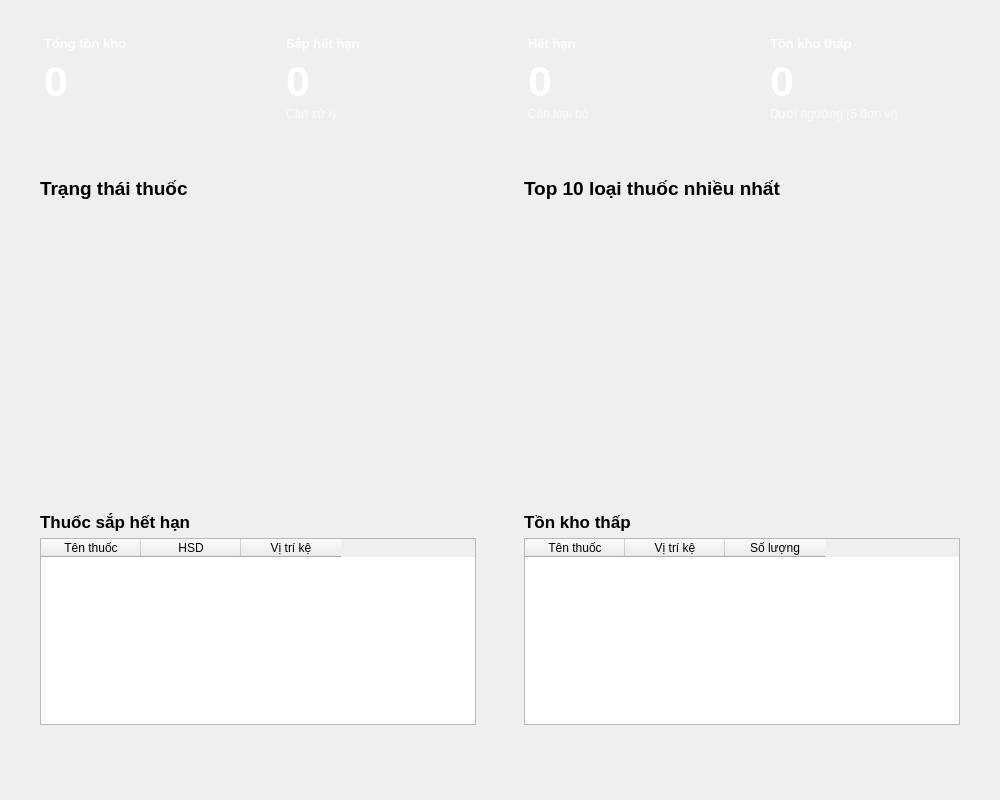
This is Ui Qt/dashboard.ui in Des1r3d/KiThuatLapTrinhNhom3 as Qt 5 draws it before an edit. The edited form follows.
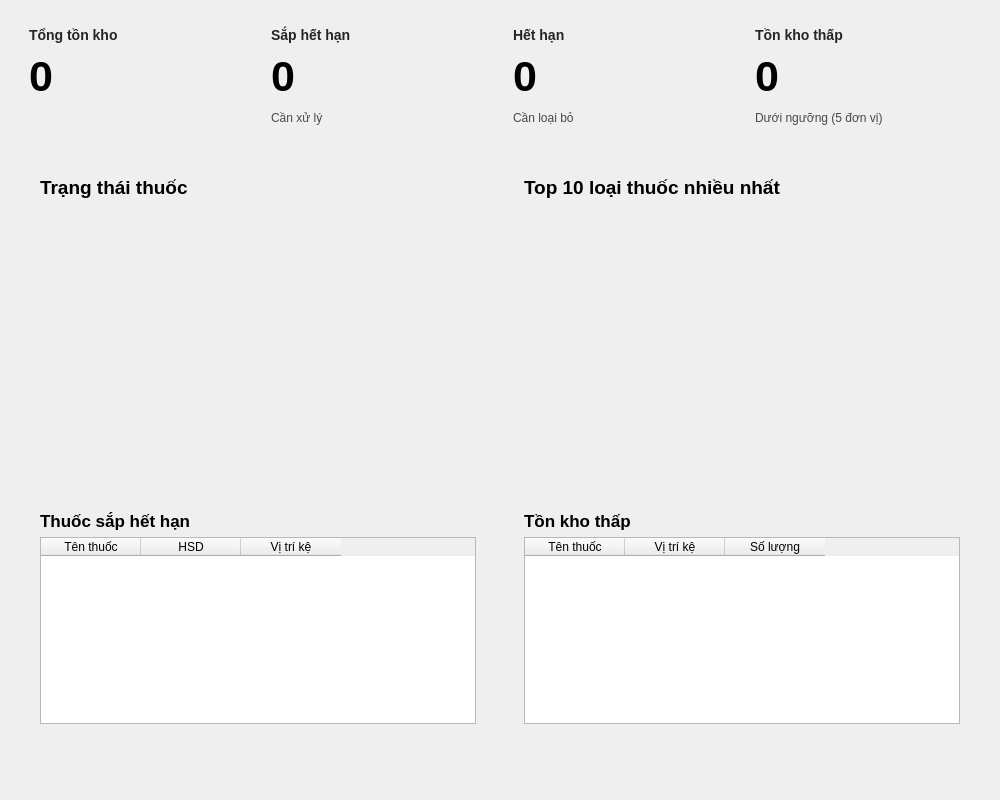
This is the edited form.

Commit message: fix bằng và generate UI

Diff of the .ui file:
```diff
--- a/Ui Qt/dashboard.ui
+++ b/Ui Qt/dashboard.ui
@@ -41,17 +41,17 @@
            <property name="frameShape"><enum>QFrame::NoFrame</enum></property>
            <property name="minimumSize"><size><width>0</width><height>120</height></size></property>
            <layout class="QVBoxLayout" name="card_total_layout">
-            <property name="leftMargin"><number>20</number></property>
-            <property name="topMargin"><number>16</number></property>
-            <property name="rightMargin"><number>20</number></property>
-            <property name="bottomMargin"><number>16</number></property>
+            <property name="leftMargin"><number>5</number></property>
+            <property name="topMargin"><number>5</number></property>
+            <property name="rightMargin"><number>5</number></property>
+            <property name="bottomMargin"><number>5</number></property>
             <property name="spacing"><number>4</number></property>
             <item>
              <layout class="QHBoxLayout" name="card_total_top">
               <item>
                <widget class="QLabel" name="lbl_total_title">
                 <property name="text"><string>Tổng tồn kho</string></property>
-                <property name="styleSheet"><string notr="true">color: rgba(255,255,255,0.85); font-size: 13px; font-weight: 500; background: transparent;</string></property>
+                <property name="styleSheet"><string notr="true">color: rgba(0,0,0,0.85); font-size: 14px; font-weight: 800; background: transparent;</string></property>
                </widget>
               </item>
               <item>
@@ -60,7 +60,7 @@
               <item>
                <widget class="QLabel" name="lbl_total_icon">
                 <property name="text"><string></string></property>
-                <property name="styleSheet"><string notr="true">font-size: 20px; background: transparent; color: rgba(255,255,255,0.7);</string></property>
+                <property name="styleSheet"><string notr="true">font-size: 20px; background: transparent; color: rgba(0,0,0,0.7);</string></property>
                </widget>
               </item>
              </layout>
@@ -69,13 +69,13 @@
              <widget class="QLabel" name="lbl_total_value">
               <property name="text"><string>0</string></property>
               <property name="font"><font><pointsize>32</pointsize><bold>true</bold></font></property>
-              <property name="styleSheet"><string notr="true">color: #FFFFFF; background: transparent;</string></property>
+              <property name="styleSheet"><string notr="true">color: #000000; background: transparent;</string></property>
              </widget>
             </item>
             <item>
              <widget class="QLabel" name="lbl_total_subtitle">
               <property name="text"><string></string></property>
-              <property name="styleSheet"><string notr="true">color: rgba(255,255,255,0.7); font-size: 12px; background: transparent;</string></property>
+              <property name="styleSheet"><string notr="true">color: rgba(0,0,0,0.7); font-size: 12px; background: transparent;</string></property>
              </widget>
             </item>
            </layout>
@@ -88,17 +88,17 @@
            <property name="frameShape"><enum>QFrame::NoFrame</enum></property>
            <property name="minimumSize"><size><width>0</width><height>120</height></size></property>
            <layout class="QVBoxLayout" name="card_expiring_layout">
-            <property name="leftMargin"><number>20</number></property>
-            <property name="topMargin"><number>16</number></property>
-            <property name="rightMargin"><number>20</number></property>
-            <property name="bottomMargin"><number>16</number></property>
+            <property name="leftMargin"><number>5</number></property>
+            <property name="topMargin"><number>5</number></property>
+            <property name="rightMargin"><number>5</number></property>
+            <property name="bottomMargin"><number>5</number></property>
             <property name="spacing"><number>4</number></property>
             <item>
              <layout class="QHBoxLayout" name="card_expiring_top">
               <item>
                <widget class="QLabel" name="lbl_expiring_title">
                 <property name="text"><string>Sắp hết hạn</string></property>
-                <property name="styleSheet"><string notr="true">color: rgba(255,255,255,0.85); font-size: 13px; font-weight: 500; background: transparent;</string></property>
+                <property name="styleSheet"><string notr="true">color: rgba(0,0,0,0.85); font-size: 14px; font-weight: 800; background: transparent;</string></property>
                </widget>
               </item>
               <item>
@@ -107,7 +107,7 @@
               <item>
                <widget class="QLabel" name="lbl_expiring_icon">
                 <property name="text"><string></string></property>
-                <property name="styleSheet"><string notr="true">font-size: 20px; background: transparent; color: rgba(255,255,255,0.7);</string></property>
+                <property name="styleSheet"><string notr="true">font-size: 20px; background: transparent; color: rgba(0,0,0,0.7);</string></property>
                </widget>
               </item>
              </layout>
@@ -116,13 +116,13 @@
              <widget class="QLabel" name="lbl_expiring_value">
               <property name="text"><string>0</string></property>
               <property name="font"><font><pointsize>32</pointsize><bold>true</bold></font></property>
-              <property name="styleSheet"><string notr="true">color: #FFFFFF; background: transparent;</string></property>
+              <property name="styleSheet"><string notr="true">color: #000000; background: transparent;</string></property>
              </widget>
             </item>
             <item>
              <widget class="QLabel" name="lbl_expiring_subtitle">
               <property name="text"><string>Cần xử lý</string></property>
-              <property name="styleSheet"><string notr="true">color: rgba(255,255,255,0.7); font-size: 12px; background: transparent;</string></property>
+              <property name="styleSheet"><string notr="true">color: rgba(0,0,0,0.7); font-size: 12px; background: transparent;</string></property>
              </widget>
             </item>
            </layout>
@@ -135,17 +135,17 @@
            <property name="frameShape"><enum>QFrame::NoFrame</enum></property>
            <property name="minimumSize"><size><width>0</width><height>120</height></size></property>
            <layout class="QVBoxLayout" name="card_expired_layout">
-            <property name="leftMargin"><number>20</number></property>
-            <property name="topMargin"><number>16</number></property>
-            <property name="rightMargin"><number>20</number></property>
-            <property name="bottomMargin"><number>16</number></property>
+            <property name="leftMargin"><number>5</number></property>
+            <property name="topMargin"><number>5</number></property>
+            <property name="rightMargin"><number>5</number></property>
+            <property name="bottomMargin"><number>5</number></property>
             <property name="spacing"><number>4</number></property>
             <item>
              <layout class="QHBoxLayout" name="card_expired_top">
               <item>
                <widget class="QLabel" name="lbl_expired_title">
                 <property name="text"><string>Hết hạn</string></property>
-                <property name="styleSheet"><string notr="true">color: rgba(255,255,255,0.85); font-size: 13px; font-weight: 500; background: transparent;</string></property>
+                <property name="styleSheet"><string notr="true">color: rgba(0,0,0,0.85); font-size: 14px; font-weight: 800; background: transparent;</string></property>
                </widget>
               </item>
               <item>
@@ -154,7 +154,7 @@
               <item>
                <widget class="QLabel" name="lbl_expired_icon">
                 <property name="text"><string></string></property>
-                <property name="styleSheet"><string notr="true">font-size: 20px; background: transparent; color: rgba(255,255,255,0.7);</string></property>
+                <property name="styleSheet"><string notr="true">font-size: 20px; background: transparent; color: rgba(0,0,0,0.7);</string></property>
                </widget>
               </item>
              </layout>
@@ -163,13 +163,13 @@
              <widget class="QLabel" name="lbl_expired_value">
               <property name="text"><string>0</string></property>
               <property name="font"><font><pointsize>32</pointsize><bold>true</bold></font></property>
-              <property name="styleSheet"><string notr="true">color: #FFFFFF; background: transparent;</string></property>
+              <property name="styleSheet"><string notr="true">color: #000000; background: transparent;</string></property>
              </widget>
             </item>
             <item>
              <widget class="QLabel" name="lbl_expired_subtitle">
               <property name="text"><string>Cần loại bỏ</string></property>
-              <property name="styleSheet"><string notr="true">color: rgba(255,255,255,0.7); font-size: 12px; background: transparent;</string></property>
+              <property name="styleSheet"><string notr="true">color: rgba(0,0,0,0.7); font-size: 12px; background: transparent;</string></property>
              </widget>
             </item>
            </layout>
@@ -182,17 +182,17 @@
            <property name="frameShape"><enum>QFrame::NoFrame</enum></property>
            <property name="minimumSize"><size><width>0</width><height>120</height></size></property>
            <layout class="QVBoxLayout" name="card_low_stock_layout">
-            <property name="leftMargin"><number>20</number></property>
-            <property name="topMargin"><number>16</number></property>
-            <property name="rightMargin"><number>20</number></property>
-            <property name="bottomMargin"><number>16</number></property>
+            <property name="leftMargin"><number>5</number></property>
+            <property name="topMargin"><number>5</number></property>
+            <property name="rightMargin"><number>5</number></property>
+            <property name="bottomMargin"><number>5</number></property>
             <property name="spacing"><number>4</number></property>
             <item>
              <layout class="QHBoxLayout" name="card_low_stock_top">
               <item>
                <widget class="QLabel" name="lbl_low_stock_title">
                 <property name="text"><string>Tồn kho thấp</string></property>
-                <property name="styleSheet"><string notr="true">color: rgba(255,255,255,0.85); font-size: 13px; font-weight: 500; background: transparent;</string></property>
+                <property name="styleSheet"><string notr="true">color: rgba(0,0,0,0.85); font-size: 14px; font-weight: 800; background: transparent;</string></property>
                </widget>
               </item>
               <item>
@@ -201,7 +201,7 @@
               <item>
                <widget class="QLabel" name="lbl_low_stock_icon">
                 <property name="text"><string></string></property>
-                <property name="styleSheet"><string notr="true">font-size: 20px; background: transparent; color: rgba(255,255,255,0.7);</string></property>
+                <property name="styleSheet"><string notr="true">font-size: 20px; background: transparent; color: rgba(0,0,0,0.7);</string></property>
                </widget>
               </item>
              </layout>
@@ -210,13 +210,13 @@
              <widget class="QLabel" name="lbl_low_stock_value">
               <property name="text"><string>0</string></property>
               <property name="font"><font><pointsize>32</pointsize><bold>true</bold></font></property>
-              <property name="styleSheet"><string notr="true">color: #FFFFFF; background: transparent;</string></property>
+              <property name="styleSheet"><string notr="true">color: #000000; background: transparent;</string></property>
              </widget>
             </item>
             <item>
              <widget class="QLabel" name="lbl_low_stock_subtitle">
               <property name="text"><string>Dưới ngưỡng (5 đơn vị)</string></property>
-              <property name="styleSheet"><string notr="true">color: rgba(255,255,255,0.7); font-size: 12px; background: transparent;</string></property>
+              <property name="styleSheet"><string notr="true">color: rgba(0,0,0,0.7); font-size: 12px; background: transparent;</string></property>
              </widget>
             </item>
            </layout>
```
The commit also changes 4 other files.
